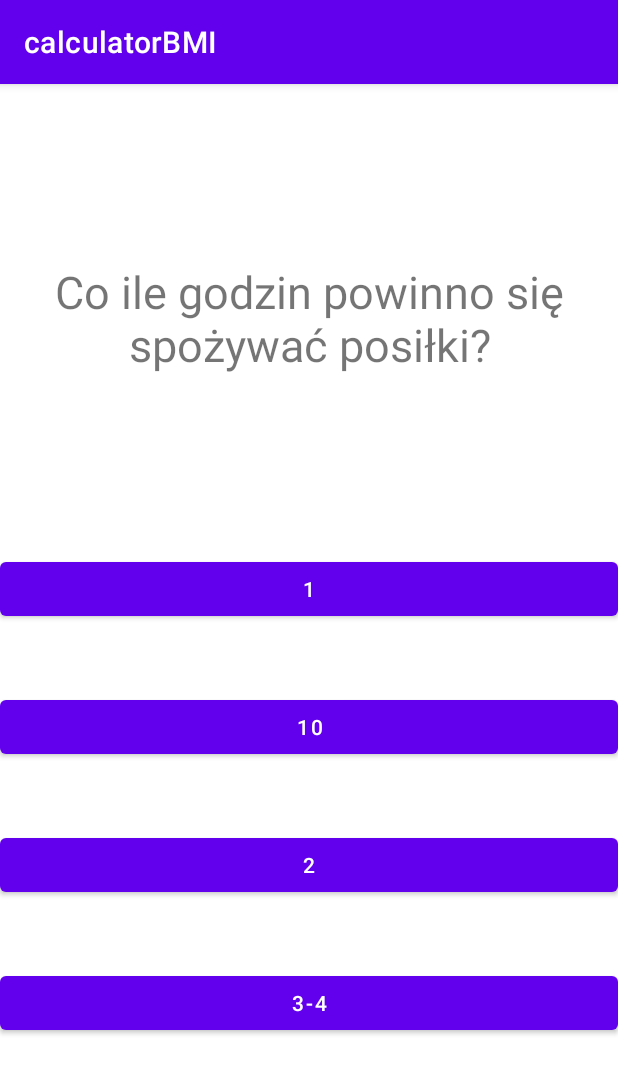
After one commit to wszwszwsz/Pamo2022, an Android app: the Quiz screen opened directly, with no data from a screen before it, on a phone screen of 412 x 824 dp. The commit adds this screen. Shown: the top 1074 px of the screen. Run offline under Robolectric (Android 15) with nearby library versions, the phone set to English and light mode, and no system bars.

Commit message:
Add Quiz and Graph

```diff
--- /dev/null
+++ b/app/src/main/java/com/example/calculatorBMI/Question.java
@@ -0,0 +1,48 @@
+package com.example.calculatorBMI;
+
+public class Question {
+    public String questions[]={
+            "Czy pączki sa zdrowe?",
+            "Co powinno byc podstawowym żródłem energii na co dzień?",
+            "Ile posiłkow dziennie powinno sie jesc?",
+            "Który z posiłków jest najważniejszy?",
+            "Co ile godzin powinno się spożywać posiłki?",
+            "Ile godzin snu potrzebuje przecietny człowiek?"
+    };
+    public String[][] choices={
+            {"Tak, jeszcze jak!","Nieeee, to samo zlo","wszystko zalezy od ilosci paczkow", "Lubie placki"},
+            {"Zboża","Podatki ","mieso","ryby"},
+            {"Jeden", "Dwa", "Cztery","Pięć"},
+            {"Śniadanie", "Drugie śniadanie", "Obiad","Kolacja"},
+            {"1","10","2","3-4"},
+            {"4", "5-6", "7-8","12"}
+    };
+    public String correctAnswer[]={
+            "wszystko zalezy od ilosci paczkow","Zboża","Pięć","Śniadanie","3-4","7-8"
+    };
+    public String getQuestion(int x){
+        String question=questions[x];
+        return question;
+    }
+    public String getchoice1(int x){
+        String choice=choices[x][0];
+        return choice;
+    }
+    public String getchoice2(int x){
+        String choice=choices[x][1];
+        return choice;
+    }
+    public String getchoice3(int x){
+        String choice=choices[x][2];
+        return choice;
+    }
+    public String getchoice4(int x){
+        String choice=choices[x][3];
+        return choice;
+    }
+    public String getCorrectAnswer(int x){
+        String answer=correctAnswer[x];
+        return answer;
+    }
+
+}
--- /dev/null
+++ b/app/src/main/java/com/example/calculatorBMI/Quiz.java
@@ -0,0 +1,88 @@
+package com.example.calculatorBMI;
+
+import androidx.appcompat.app.AlertDialog;
+import androidx.appcompat.app.AppCompatActivity;
+
+import android.content.DialogInterface;
+import android.content.Intent;
+import android.os.Bundle;
+import android.view.View;
+import android.widget.Button;
+import android.widget.TextView;
+import android.widget.Toast;
+
+import java.util.Random;
+
+public class Quiz extends AppCompatActivity implements View.OnClickListener {
+
+    Button button1, button2, button3, button4;
+    private Question question= new Question();
+    TextView question_text;
+    private String answer;
+    private int questionlength=question.questions.length;
+    Random random;
+
+
+    @Override
+    protected void onCreate(Bundle savedInstanceState) {
+        super.onCreate(savedInstanceState);
+        setContentView(R.layout.activity_quiz);
+        random = new Random();
+        button1=(Button)findViewById(R.id.button1);
+        button1.setOnClickListener(this);
+
+        button2=(Button)findViewById(R.id.button2);
+        button2.setOnClickListener(this);
+
+        button3=(Button)findViewById(R.id.button3);
+        button3.setOnClickListener(this);
+
+        button4=(Button)findViewById(R.id.button4);
+        button4.setOnClickListener(this);
+        question_text=(TextView)findViewById(R.id.questions);
+        NextQuestion(random.nextInt(questionlength));
+
+    }
+
+    @Override
+    public void onClick(View v) {
+        switch (v.getId())
+        {
+            case R.id.button1:
+                if (button1.getText()==answer){
+                    Toast.makeText(this,"Prawidłowo!", Toast.LENGTH_LONG).show();
+                    NextQuestion(random.nextInt(questionlength));
+                }
+                break;
+            case R.id.button2:
+                if (button2.getText()==answer){
+                    Toast.makeText(this,"Prawidłowo!", Toast.LENGTH_LONG).show();
+                    NextQuestion(random.nextInt(questionlength));
+                }
+                break;
+            case R.id.button3:
+                if (button3.getText()==answer){
+                    Toast.makeText(this,"Prawidłowo!", Toast.LENGTH_LONG).show();
+                    NextQuestion(random.nextInt(questionlength));
+                }
+                break;
+            case R.id.button4:
+                if (button4.getText()==answer){
+                    Toast.makeText(this,"Prawidłowo!", Toast.LENGTH_LONG).show();
+                    NextQuestion(random.nextInt(questionlength));
+                }
+                break;
+        }
+
+    }
+
+    private void NextQuestion(int x) {
+        question_text.setText(question.getQuestion(x));
+        button1.setText(question.getchoice1(x));
+        button2.setText(question.getchoice2(x));
+        button3.setText(question.getchoice3(x));
+        button4.setText(question.getchoice4(x));
+        answer=question.getCorrectAnswer(x);
+
+    }
+}
--- /dev/null
+++ b/app/src/main/res/layout/activity_quiz.xml
@@ -0,0 +1,52 @@
+<?xml version="1.0" encoding="utf-8"?>
+<RelativeLayout xmlns:android="http://schemas.android.com/apk/res/android"
+    xmlns:app="http://schemas.android.com/apk/res-auto"
+    xmlns:tools="http://schemas.android.com/tools"
+    android:layout_width="match_parent"
+    android:layout_height="match_parent"
+    tools:context=".Quiz">
+
+    <Button
+        android:id="@+id/button1"
+        android:layout_width="match_parent"
+        android:layout_height="wrap_content"
+        android:layout_above="@+id/button2"
+        android:layout_marginBottom="44dp"
+        android:text="Button1" />
+
+    <Button
+        android:id="@+id/button2"
+        android:layout_width="match_parent"
+        android:layout_height="wrap_content"
+        android:layout_above="@+id/button3"
+        android:layout_marginBottom="44dp"
+        android:text="Button2" />
+
+    <Button
+        android:id="@+id/button3"
+        android:layout_width="match_parent"
+        android:layout_height="wrap_content"
+        android:layout_above="@+id/button4"
+        android:layout_marginBottom="44dp"
+        android:text="Button3" />
+
+    <Button
+        android:id="@+id/button4"
+        android:layout_width="match_parent"
+        android:layout_height="wrap_content"
+        android:layout_alignParentBottom="true"
+        android:layout_marginBottom="131dp"
+        android:text="Button4" />
+
+    <TextView
+        android:layout_width="match_parent"
+        android:layout_height="match_parent"
+        android:id="@+id/questions"
+        android:layout_above="@+id/button1"
+        android:gravity="center"
+        android:textSize="30sp"
+        android:textAlignment="center"
+        android:text="Questions"
+        />
+
+</RelativeLayout>
```
Also changed, not shown: app/src/main/AndroidManifest.xml (+7 -0 lines), app/src/main/java/com/example/calculatorBMI/GraphActivity.java (added, +18 -0 lines), app/src/main/java/com/example/calculatorBMI/MainActivity.java (+25 -1 lines), app/src/main/res/layout/activity_graph.xml (added, +16 -0 lines), app/src/main/res/layout/activity_main.xml (+19 -7 lines).
